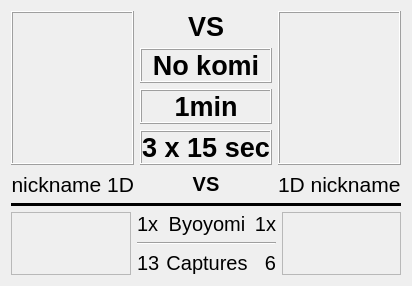
The window that matchcardwidget.ui (openfoxwq/openfoxwq_qtclient) describes before a commit, drawn with Qt 5.
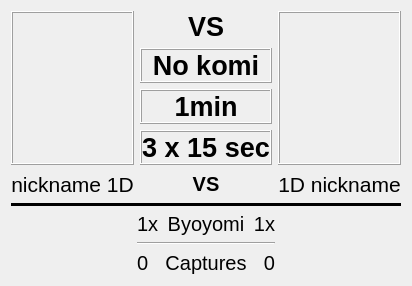
The same window after the commit. Icons and pictures are not drawn. Custom widgets are drawn as their Qt base class.

Diff of the .ui file:
```diff
--- a/matchcardwidget.ui
+++ b/matchcardwidget.ui
@@ -222,7 +222,7 @@
         <string>nickname 1D</string>
        </property>
        <property name="alignment">
-        <set>Qt::AlignRight|Qt::AlignTrailing|Qt::AlignVCenter</set>
+        <set>Qt::AlignCenter</set>
        </property>
       </widget>
      </item>
@@ -258,7 +258,7 @@
         <string>1D nickname</string>
        </property>
        <property name="alignment">
-        <set>Qt::AlignLeading|Qt::AlignLeft|Qt::AlignVCenter</set>
+        <set>Qt::AlignCenter</set>
        </property>
       </widget>
      </item>
@@ -278,14 +278,7 @@
      <item row="3" column="0" colspan="3">
       <layout class="QHBoxLayout" name="horizontalLayout_3">
        <item>
-        <widget class="QFrame" name="whiteClockFrame">
-         <property name="frameShape">
-          <enum>QFrame::StyledPanel</enum>
-         </property>
-         <property name="frameShadow">
-          <enum>QFrame::Raised</enum>
-         </property>
-        </widget>
+        <widget class="TimeControlWidget" name="whiteClockWidget" native="true"/>
        </item>
        <item>
         <layout class="QGridLayout" name="gridLayout_2">
@@ -297,18 +290,6 @@
           </widget>
          </item>
          <item row="1" column="0">
-          <widget class="QLabel" name="label">
-           <property name="font">
-            <font>
-             <pointsize>15</pointsize>
-            </font>
-           </property>
-           <property name="text">
-            <string>1x</string>
-           </property>
-          </widget>
-         </item>
-         <item row="1" column="1">
           <widget class="QLabel" name="whiteByoyomiLabel">
            <property name="font">
             <font>
@@ -316,6 +297,18 @@
             </font>
            </property>
            <property name="text">
+            <string>1x</string>
+           </property>
+          </widget>
+         </item>
+         <item row="1" column="1">
+          <widget class="QLabel" name="label2">
+           <property name="font">
+            <font>
+             <pointsize>15</pointsize>
+            </font>
+           </property>
+           <property name="text">
             <string>Byoyomi</string>
            </property>
            <property name="alignment">
@@ -346,7 +339,7 @@
             </font>
            </property>
            <property name="text">
-            <string>13</string>
+            <string>0</string>
            </property>
           </widget>
          </item>
@@ -358,7 +351,7 @@
             </font>
            </property>
            <property name="text">
-            <string>6</string>
+            <string>0</string>
            </property>
            <property name="alignment">
             <set>Qt::AlignRight|Qt::AlignTrailing|Qt::AlignVCenter</set>
@@ -383,14 +376,7 @@
         </layout>
        </item>
        <item>
-        <widget class="QFrame" name="blackClockFrame">
-         <property name="frameShape">
-          <enum>QFrame::StyledPanel</enum>
-         </property>
-         <property name="frameShadow">
-          <enum>QFrame::Raised</enum>
-         </property>
-        </widget>
+        <widget class="TimeControlWidget" name="blackClockWidget" native="true"/>
        </item>
       </layout>
      </item>
@@ -398,6 +384,14 @@
    </item>
   </layout>
  </widget>
+ <customwidgets>
+  <customwidget>
+   <class>TimeControlWidget</class>
+   <extends>QWidget</extends>
+   <header>timecontrolwidget.h</header>
+   <container>1</container>
+  </customwidget>
+ </customwidgets>
  <resources>
   <include location="resources.qrc"/>
  </resources>
```
